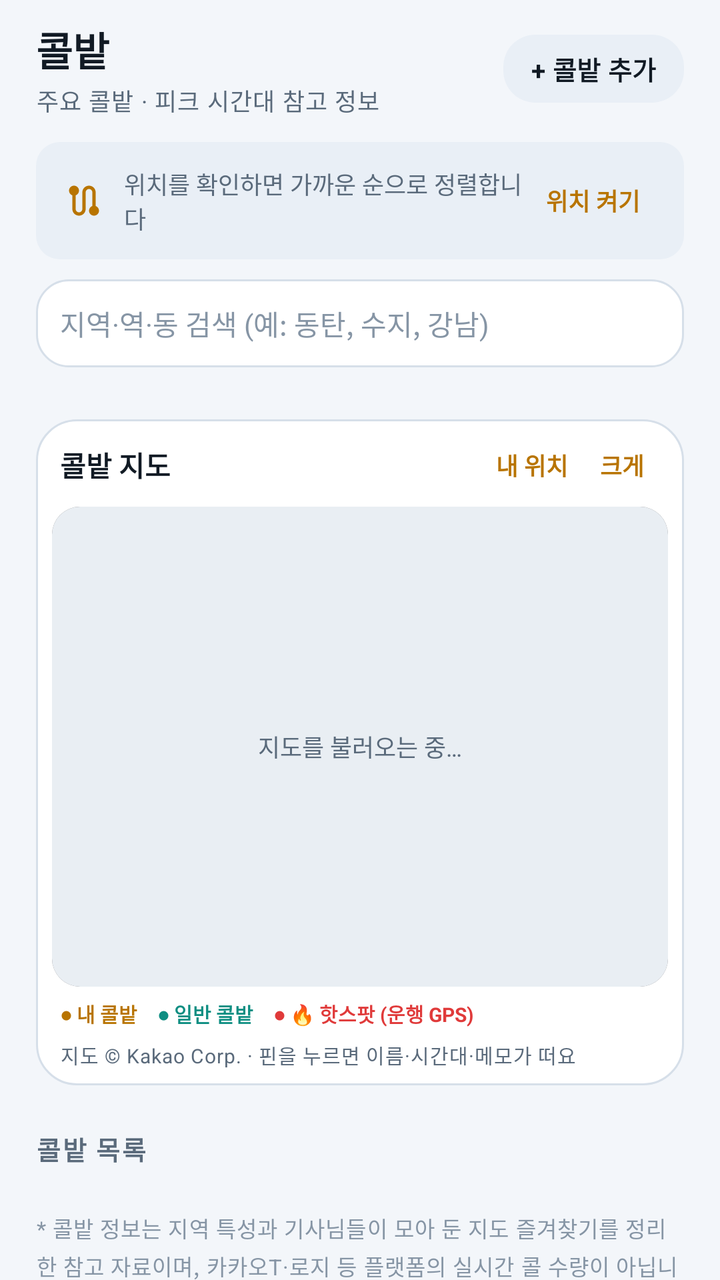
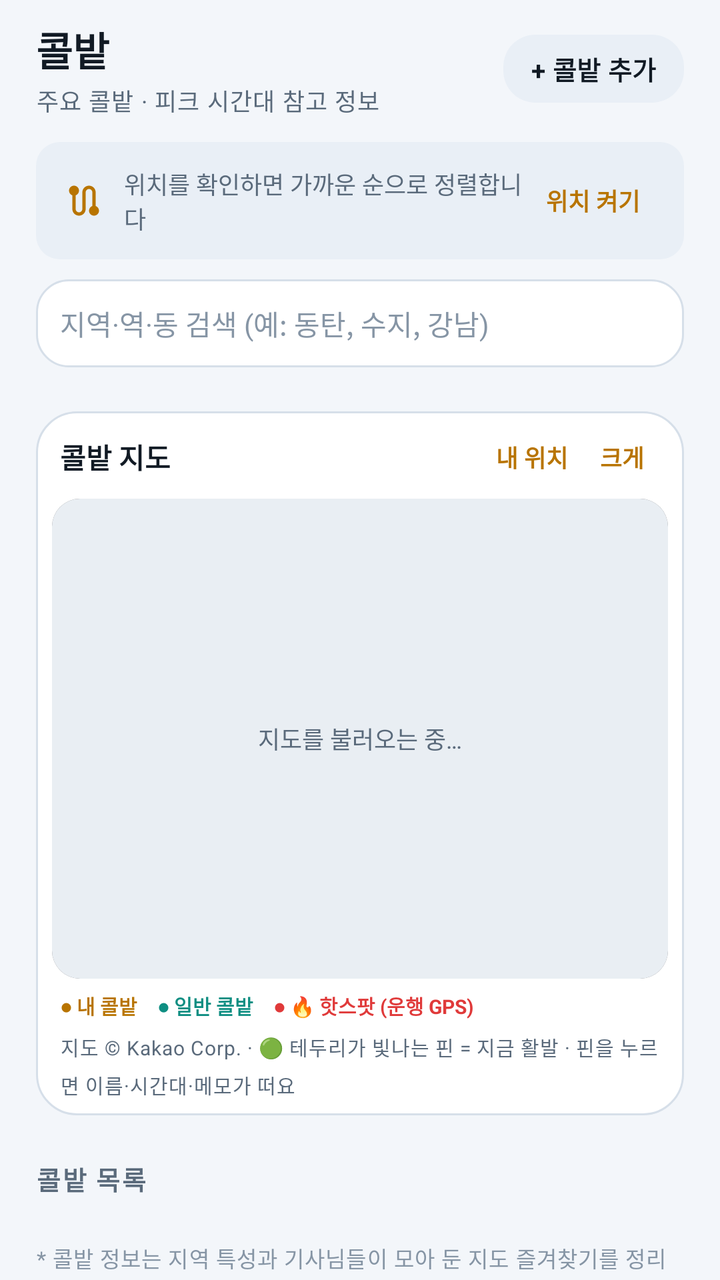

An Android layout rendered at two revisions. The XML below is the earlier revision; the diff shows what the commit changed to produce the second picture.
<!-- AndroidManifest.xml: application theme Theme.DaeriLedger -->
<!-- res/layout/screen_spots.xml -->
<?xml version="1.0" encoding="utf-8"?>
<FrameLayout xmlns:android="http://schemas.android.com/apk/res/android"
    xmlns:app="http://schemas.android.com/apk/res-auto"
    android:layout_width="match_parent"
    android:layout_height="match_parent">

    <androidx.core.widget.NestedScrollView
        android:id="@+id/spotsScroll"
        android:layout_width="match_parent"
        android:layout_height="match_parent"
        android:clipToPadding="false"
        android:fillViewport="true"
        android:scrollbars="none">

        <LinearLayout
            android:id="@+id/spotsColumn"
            android:layout_width="match_parent"
            android:layout_height="wrap_content"
            android:focusableInTouchMode="true"
            android:orientation="vertical"
            android:paddingBottom="28dp">

            <LinearLayout
                android:layout_width="match_parent"
                android:layout_height="wrap_content"
                android:gravity="center_vertical"
                android:orientation="horizontal"
                android:paddingHorizontal="18dp"
                android:paddingTop="10dp">

                <LinearLayout
                    android:layout_width="0dp"
                    android:layout_height="wrap_content"
                    android:layout_weight="1"
                    android:orientation="vertical">

                    <TextView
                        style="@style/Text.Daeri.Title"
                        android:layout_width="wrap_content"
                        android:layout_height="wrap_content"
                        android:text="콜밭" />

                    <TextView
                        android:id="@+id/spotsSubtitle"
                        style="@style/Text.Daeri.Label"
                        android:layout_width="wrap_content"
                        android:layout_height="wrap_content"
                        android:layout_marginTop="2dp"
                        android:text="주요 콜밭 · 피크 시간대 참고 정보" />
                </LinearLayout>

                
                <com.google.android.material.button.MaterialButton
                    android:id="@+id/addSpotButton"
                    style="@style/Widget.Daeri.Button.Tonal"
                    android:layout_width="wrap_content"
                    android:layout_height="42dp"
                    android:minHeight="42dp"
                    android:paddingHorizontal="14dp"
                    android:text="+ 콜밭 추가"
                    android:textSize="13sp" />
            </LinearLayout>

            
            <LinearLayout
                android:id="@+id/locationCard"
                android:layout_width="match_parent"
                android:layout_height="wrap_content"
                android:layout_marginHorizontal="18dp"
                android:layout_marginTop="12dp"
                android:background="@drawable/bg_chip_soft"
                android:gravity="center_vertical"
                android:orientation="horizontal"
                android:paddingHorizontal="14dp"
                android:paddingVertical="12dp">

                <ImageView
                    android:layout_width="20dp"
                    android:layout_height="20dp"
                    android:contentDescription="@null"
                    android:src="@drawable/ic_route"
                    app:tint="@color/accent" />

                <TextView
                    android:id="@+id/locationText"
                    android:layout_width="0dp"
                    android:layout_height="wrap_content"
                    android:layout_marginStart="10dp"
                    android:layout_weight="1"
                    android:text="위치를 확인하면 가까운 순으로 정렬합니다"
                    android:textColor="@color/text_secondary"
                    android:textSize="12sp" />

                <TextView
                    android:id="@+id/locationAction"
                    android:layout_width="wrap_content"
                    android:layout_height="wrap_content"
                    android:background="?attr/selectableItemBackground"
                    android:paddingHorizontal="8dp"
                    android:paddingVertical="6dp"
                    android:text="위치 켜기"
                    android:textColor="@color/accent"
                    android:textSize="12sp"
                    android:textStyle="bold" />
            </LinearLayout>

            
            <LinearLayout
                android:layout_width="match_parent"
                android:layout_height="wrap_content"
                android:layout_marginHorizontal="18dp"
                android:layout_marginTop="10dp"
                android:background="@drawable/bg_amount_field"
                android:gravity="center_vertical"
                android:orientation="horizontal"
                android:paddingHorizontal="12dp">

                <EditText
                    android:id="@+id/spotSearch"
                    android:layout_width="0dp"
                    android:layout_height="44dp"
                    android:layout_weight="1"
                    android:background="@null"
                    android:hint="지역·역·동 검색 (예: 동탄, 수지, 강남)"
                    android:imeOptions="actionSearch"
                    android:importantForAutofill="no"
                    android:inputType="text"
                    android:maxLength="24"
                    android:paddingVertical="0dp"
                    android:singleLine="true"
                    android:textColor="@color/text_primary"
                    android:textColorHint="@color/text_tertiary"
                    android:textSize="14sp" />

                <ImageView
                    android:id="@+id/spotSearchClear"
                    android:layout_width="28dp"
                    android:layout_height="28dp"
                    android:background="?attr/selectableItemBackgroundBorderless"
                    android:contentDescription="검색어 지우기"
                    android:padding="6dp"
                    android:src="@drawable/ic_close"
                    android:visibility="gone"
                    app:tint="@color/text_tertiary" />
            </LinearLayout>

            
            <HorizontalScrollView
                android:layout_width="match_parent"
                android:layout_height="wrap_content"
                android:layout_marginTop="10dp"
                android:clipToPadding="false"
                android:paddingHorizontal="18dp"
                android:scrollbars="none">

                <com.google.android.material.chip.ChipGroup
                    android:id="@+id/regionChips"
                    android:layout_width="wrap_content"
                    android:layout_height="wrap_content"
                    app:chipSpacingHorizontal="8dp"
                    app:singleLine="true"
                    app:singleSelection="true" />
            </HorizontalScrollView>

            
            <HorizontalScrollView
                android:layout_width="match_parent"
                android:layout_height="wrap_content"
                android:layout_marginTop="4dp"
                android:clipToPadding="false"
                android:paddingHorizontal="18dp"
                android:scrollbars="none">

                <com.google.android.material.chip.ChipGroup
                    android:id="@+id/timeChips"
                    android:layout_width="wrap_content"
                    android:layout_height="wrap_content"
                    app:chipSpacingHorizontal="8dp"
                    app:singleLine="true"
                    app:singleSelection="true" />
            </HorizontalScrollView>

            
            <TextView
                android:id="@+id/hiddenInfo"
                android:layout_width="wrap_content"
                android:layout_height="wrap_content"
                android:layout_marginHorizontal="18dp"
                android:layout_marginTop="8dp"
                android:background="?attr/selectableItemBackgroundBorderless"
                android:paddingVertical="4dp"
                android:text="숨긴 콜밭 0곳 · 되돌리기"
                android:textColor="@color/text_tertiary"
                android:textSize="11sp"
                android:visibility="gone" />

            
            <LinearLayout
                android:id="@+id/mapCard"
                android:layout_width="match_parent"
                android:layout_height="wrap_content"
                android:layout_marginHorizontal="18dp"
                android:layout_marginTop="12dp"
                android:background="@drawable/bg_card_soft"
                android:orientation="vertical"
                android:padding="8dp">

                <LinearLayout
                    android:layout_width="match_parent"
                    android:layout_height="wrap_content"
                    android:gravity="center_vertical"
                    android:orientation="horizontal"
                    android:paddingHorizontal="4dp"
                    android:paddingBottom="6dp">

                    <TextView
                        android:layout_width="0dp"
                        android:layout_height="wrap_content"
                        android:layout_weight="1"
                        android:text="콜밭 지도"
                        android:textColor="@color/text_primary"
                        android:textSize="14sp"
                        android:textStyle="bold" />

                    <TextView
                        android:id="@+id/mapCountLabel"
                        style="@style/Text.Daeri.Label"
                        android:layout_width="wrap_content"
                        android:layout_height="wrap_content"
                        android:layout_marginEnd="6dp"
                        android:text="" />

                    <TextView
                        android:id="@+id/mapMyLocation"
                        android:layout_width="wrap_content"
                        android:layout_height="wrap_content"
                        android:background="?attr/selectableItemBackground"
                        android:paddingHorizontal="8dp"
                        android:paddingVertical="6dp"
                        android:text="내 위치"
                        android:textColor="@color/accent"
                        android:textSize="12sp"
                        android:textStyle="bold" />

                    <TextView
                        android:id="@+id/mapToggle"
                        android:layout_width="wrap_content"
                        android:layout_height="wrap_content"
                        android:background="?attr/selectableItemBackground"
                        android:paddingHorizontal="8dp"
                        android:paddingVertical="6dp"
                        android:text="크게"
                        android:textColor="@color/accent"
                        android:textSize="12sp"
                        android:textStyle="bold" />
                </LinearLayout>

                <FrameLayout
                    android:id="@+id/mapFrame"
                    android:layout_width="match_parent"
                    android:layout_height="240dp"
                    android:background="@drawable/bg_map_frame"
                    android:clipToOutline="true">

                    <WebView
                        android:id="@+id/mapWeb"
                        android:layout_width="match_parent"
                        android:layout_height="match_parent" />

                    <TextView
                        android:id="@+id/mapLoading"
                        android:layout_width="match_parent"
                        android:layout_height="match_parent"
                        android:background="#E9EEF3"
                        android:gravity="center"
                        android:text="지도를 불러오는 중…"
                        android:textColor="#5A6A7B"
                        android:textSize="12sp" />

                    
                    <LinearLayout
                        android:id="@+id/mapErrorBox"
                        android:layout_width="match_parent"
                        android:layout_height="match_parent"
                        android:background="#E9EEF3"
                        android:gravity="center"
                        android:orientation="vertical"
                        android:padding="16dp"
                        android:visibility="gone">

                        <TextView
                            android:id="@+id/mapErrorText"
                            android:layout_width="wrap_content"
                            android:layout_height="wrap_content"
                            android:gravity="center"
                            android:lineSpacingExtra="2dp"
                            android:text="카카오맵을 불러오지 못했어요.&#10;아래 콜밭 목록으로도 볼 수 있어요."
                            android:textColor="#5A6A7B"
                            android:textSize="12sp" />

                        <com.google.android.material.button.MaterialButton
                            android:id="@+id/mapRetryButton"
                            style="@style/Widget.Daeri.Button.Tonal"
                            android:layout_width="wrap_content"
                            android:layout_height="40dp"
                            android:layout_marginTop="8dp"
                            android:minHeight="40dp"
                            android:text="다시 시도"
                            android:textSize="12sp" />
                    </LinearLayout>

                    
                    <LinearLayout
                        android:id="@+id/mapPinCard"
                        android:layout_width="match_parent"
                        android:layout_height="wrap_content"
                        android:layout_gravity="bottom"
                        android:layout_margin="8dp"
                        android:background="@drawable/bg_card_soft"
                        android:elevation="6dp"
                        android:orientation="vertical"
                        android:padding="12dp"
                        android:visibility="gone">

                        <TextView
                            android:id="@+id/mapPinName"
                            android:layout_width="match_parent"
                            android:layout_height="wrap_content"
                            android:ellipsize="end"
                            android:maxLines="1"
                            android:textColor="@color/text_primary"
                            android:textSize="15sp"
                            android:textStyle="bold" />

                        <TextView
                            android:id="@+id/mapPinMeta"
                            android:layout_width="match_parent"
                            android:layout_height="wrap_content"
                            android:layout_marginTop="2dp"
                            android:ellipsize="end"
                            android:maxLines="1"
                            android:textColor="@color/text_secondary"
                            android:textSize="12sp" />

                        <TextView
                            android:id="@+id/mapPinMemo"
                            android:layout_width="match_parent"
                            android:layout_height="wrap_content"
                            android:layout_marginTop="2dp"
                            android:ellipsize="end"
                            android:maxLines="2"
                            android:textColor="@color/text_tertiary"
                            android:textSize="12sp"
                            android:visibility="gone" />

                        <LinearLayout
                            android:layout_width="match_parent"
                            android:layout_height="wrap_content"
                            android:layout_marginTop="8dp"
                            android:gravity="center_vertical"
                            android:orientation="horizontal">

                            <com.google.android.material.button.MaterialButton
                                android:id="@+id/mapPinRoute"
                                style="@style/Widget.Daeri.Button.Tonal"
                                android:layout_width="wrap_content"
                                android:layout_height="40dp"
                                android:minHeight="40dp"
                                android:paddingHorizontal="14dp"
                                android:text="길찾기"
                                android:textSize="12sp"
                                app:icon="@drawable/ic_route"
                                app:iconSize="15dp" />

                            <TextView
                                android:id="@+id/mapPinClose"
                                android:layout_width="wrap_content"
                                android:layout_height="wrap_content"
                                android:layout_marginStart="6dp"
                                android:background="?attr/selectableItemBackground"
                                android:paddingHorizontal="10dp"
                                android:paddingVertical="8dp"
                                android:text="닫기"
                                android:textColor="@color/text_secondary"
                                android:textSize="12sp" />
                        </LinearLayout>
                    </LinearLayout>
                </FrameLayout>

                
                <LinearLayout
                    android:layout_width="match_parent"
                    android:layout_height="wrap_content"
                    android:gravity="center_vertical"
                    android:orientation="horizontal"
                    android:paddingHorizontal="4dp"
                    android:paddingTop="6dp">

                    <TextView
                        android:layout_width="wrap_content"
                        android:layout_height="wrap_content"
                        android:text="● 내 콜밭"
                        android:textColor="@color/accent"
                        android:textSize="10sp"
                        android:textStyle="bold" />

                    <TextView
                        android:layout_width="wrap_content"
                        android:layout_height="wrap_content"
                        android:layout_marginStart="10dp"
                        android:text="● 일반 콜밭"
                        android:textColor="@color/spot_mint"
                        android:textSize="10sp"
                        android:textStyle="bold" />

                    <TextView
                        android:layout_width="wrap_content"
                        android:layout_height="wrap_content"
                        android:layout_marginStart="10dp"
                        android:text="● 🔥 핫스팟 (운행 GPS)"
                        android:textColor="@color/coral"
                        android:textSize="10sp"
                        android:textStyle="bold" />
                </LinearLayout>

                <TextView
                    android:id="@+id/mapAttribution"
                    style="@style/Text.Daeri.Label"
                    android:layout_width="wrap_content"
                    android:layout_height="wrap_content"
                    android:layout_marginTop="6dp"
                    android:paddingHorizontal="4dp"
                    android:text="지도 © Kakao Corp. · 핀을 누르면 이름·시간대·메모가 떠요"
                    android:textSize="10sp" />
            </LinearLayout>

            
            <LinearLayout
                android:layout_width="match_parent"
                android:layout_height="wrap_content"
                android:gravity="center_vertical"
                android:orientation="horizontal"
                android:paddingHorizontal="18dp"
                android:paddingTop="22dp"
                android:paddingBottom="4dp">

                <TextView
                    style="@style/Text.Daeri.Section"
                    android:layout_width="0dp"
                    android:layout_height="wrap_content"
                    android:layout_weight="1"
                    android:text="콜밭 목록" />

                <TextView
                    android:id="@+id/nearbyCountText"
                    style="@style/Text.Daeri.Label"
                    android:layout_width="wrap_content"
                    android:layout_height="wrap_content"
                    android:text="" />
            </LinearLayout>

            <LinearLayout
                android:id="@+id/nearbyColumn"
                android:layout_width="match_parent"
                android:layout_height="wrap_content"
                android:orientation="vertical" />

            
            <com.google.android.material.button.MaterialButton
                android:id="@+id/moreSpotsButton"
                style="@style/Widget.Daeri.Button.Tonal"
                android:layout_width="match_parent"
                android:layout_height="48dp"
                android:layout_marginHorizontal="18dp"
                android:layout_marginTop="6dp"
                android:minHeight="48dp"
                android:text="나머지 콜밭 더 보기"
                android:textSize="13sp"
                android:visibility="gone" />

            <TextView
                style="@style/Text.Daeri.Label"
                android:layout_width="match_parent"
                android:layout_height="wrap_content"
                android:layout_marginHorizontal="18dp"
                android:layout_marginTop="18dp"
                android:lineSpacingExtra="3dp"
                android:text="* 콜밭 정보는 지역 특성과 기사님들이 모아 둔 지도 즐겨찾기를 정리한 참고 자료이며, 카카오T·로지 등 플랫폼의 실시간 콜 수량이 아닙니다.&#10;* 없어진 곳은 카드를 길게 눌러 ‘내 화면에서만 숨기기’ 또는 ‘없어진 곳 신고’를 할 수 있어요. 신고는 같은 자리에서 2명 이상 모이면 모든 기사님 화면에서 숨겨지고, 내 화면에서는 바로 숨겨집니다.&#10;* 기사님들이 2명 이상 제보한 곳은 ‘기사 제보’, 운행 기록 GPS로 모인 곳은 🔥 ‘핫스팟’ 으로 목록·지도에 함께 보입니다.&#10;* 내가 추가한 콜밭(‘내 콜밭’ 배지)은 카드를 길게 눌러 삭제할 수 있어요."
                android:textColor="@color/text_tertiary"
                android:textSize="11sp" />

        </LinearLayout>
    </androidx.core.widget.NestedScrollView>

</FrameLayout>
<!-- resources referenced by this layout -->
<resources>
  <color name="accent">#B87400</color>
  <color name="coral">#E03A3A</color>
  <color name="spot_mint">#0E8E82</color>
  <color name="text_primary">#111A24</color>
  <color name="text_secondary">#5A6A7B</color>
  <color name="text_tertiary">#8695A5</color>
  <!-- drawable bg_amount_field (drawable) -->
  <?xml version="1.0" encoding="utf-8"?>
  <shape xmlns:android="http://schemas.android.com/apk/res/android" android:shape="rectangle">
      <solid android:color="@color/surface" />
      <corners android:radius="16dp" />
      <stroke android:width="1dp" android:color="@color/outline" />
  </shape>
  <!-- drawable bg_card_soft (drawable) -->
  <?xml version="1.0" encoding="utf-8"?>
  <shape xmlns:android="http://schemas.android.com/apk/res/android" android:shape="rectangle">
      <solid android:color="@color/surface_alt" />
      <corners android:radius="20dp" />
      <stroke android:width="1dp" android:color="@color/outline" />
  </shape>
  <!-- drawable bg_chip_soft (drawable) -->
  <?xml version="1.0" encoding="utf-8"?>
  <shape xmlns:android="http://schemas.android.com/apk/res/android" android:shape="rectangle">
      <solid android:color="@color/surface_high" />
      <corners android:radius="12dp" />
  </shape>
  <!-- drawable bg_map_frame (drawable) -->
  <?xml version="1.0" encoding="utf-8"?>
  <shape xmlns:android="http://schemas.android.com/apk/res/android"
      android:shape="rectangle">
      <solid android:color="#E9EEF3" />
      <corners android:radius="14dp" />
  </shape>
  <style name="Text.Daeri.Label" parent="TextAppearance.Material3.BodySmall">
          <item name="android:textSize">12sp</item>
          <item name="android:textColor">@color/text_secondary</item>
      </style>
  <style name="Text.Daeri.Section" parent="TextAppearance.Material3.TitleSmall">
          <item name="android:textSize">13sp</item>
          <item name="android:letterSpacing">0.06</item>
          <item name="android:textColor">@color/text_secondary</item>
          <item name="android:textStyle">bold</item>
      </style>
  <style name="Text.Daeri.Title" parent="TextAppearance.Material3.TitleLarge">
          <item name="android:textSize">20sp</item>
          <item name="android:textStyle">bold</item>
          <item name="android:textColor">@color/text_primary</item>
      </style>
  <style name="Theme.DaeriLedger" parent="Theme.DaeriLedger.Base" />
  <color name="surface">#FFFFFF</color>
  <color name="outline">#D6DFE9</color>
  <color name="surface_alt">#FFFFFF</color>
  <color name="surface_high">#E9EFF6</color>
  <color name="on_accent">#FFFFFF</color>
  <color name="accent_dim">#FFF0D2</color>
  <color name="profit">#0E8A4F</color>
  <color name="profit_dim">#E1F6EB</color>
  <color name="chart_bar">#2E6BC4</color>
  <color name="bg">#F3F6FA</color>
  <color name="divider">#E7EDF4</color>
  <color name="loss">#C93A3A</color>
  <style name="ThemeOverlay.Daeri.BottomSheet" parent="ThemeOverlay.Material3.BottomSheetDialog">
          <item name="colorSurface">@color/surface_alt</item>
          <item name="bottomSheetStyle">@style/Widget.Daeri.BottomSheet</item>
      </style>
  <style name="Shape.Daeri.ExtraSmall" parent="ShapeAppearance.Material3.Corner.ExtraSmall">
          <item name="cornerSize">8dp</item>
      </style>
  <style name="Shape.Daeri.Small" parent="ShapeAppearance.Material3.Corner.Small">
          <item name="cornerSize">12dp</item>
      </style>
  <style name="Shape.Daeri.Medium" parent="ShapeAppearance.Material3.Corner.Medium">
          <item name="cornerSize">18dp</item>
      </style>
  <style name="Shape.Daeri.Large" parent="ShapeAppearance.Material3.Corner.Large">
          <item name="cornerSize">26dp</item>
      </style>
  <style name="Widget.Daeri.BottomSheet" parent="Widget.Material3.BottomSheet.Modal">
          <item name="shapeAppearance">@style/Shape.Daeri.Large</item>
          <item name="backgroundTint">@color/surface_alt</item>
      </style>
  <!-- unchanged entries left out for length: 5 -->
</resources>

<!-- the commit's change to res/layout/screen_spots.xml (unified diff, before → after) -->
@@ -163,22 +163,6 @@
             </HorizontalScrollView>
 
             
-            <HorizontalScrollView
-                android:layout_width="match_parent"
-                android:layout_height="wrap_content"
-                android:layout_marginTop="4dp"
-                android:clipToPadding="false"
-                android:paddingHorizontal="18dp"
-                android:scrollbars="none">
-
-                <com.google.android.material.chip.ChipGroup
-                    android:id="@+id/timeChips"
-                    android:layout_width="wrap_content"
-                    android:layout_height="wrap_content"
-                    app:chipSpacingHorizontal="8dp"
-                    app:singleLine="true"
-                    app:singleSelection="true" />
-            </HorizontalScrollView>
 
             
             <TextView
@@ -341,6 +325,17 @@
                             android:maxLines="1"
                             android:textColor="@color/text_secondary"
                             android:textSize="12sp" />
+
+                        
+                        <TextView
+                            android:id="@+id/mapPinNow"
+                            android:layout_width="match_parent"
+                            android:layout_height="wrap_content"
+                            android:layout_marginTop="3dp"
+                            android:textColor="@color/spot_mint"
+                            android:textSize="12sp"
+                            android:textStyle="bold"
+                            android:visibility="gone" />
 
                         <TextView
                             android:id="@+id/mapPinMemo"
@@ -430,7 +425,7 @@
                     android:layout_height="wrap_content"
                     android:layout_marginTop="6dp"
                     android:paddingHorizontal="4dp"
-                    android:text="지도 © Kakao Corp. · 핀을 누르면 이름·시간대·메모가 떠요"
+                    android:text="지도 © Kakao Corp. · 🟢 테두리가 빛나는 핀 = 지금 활발 · 핀을 누르면 이름·시간대·메모가 떠요"
                     android:textSize="10sp" />
             </LinearLayout>
 
